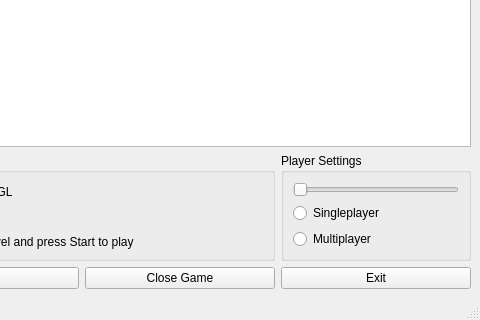
Before: the Qt Designer form main/gui/startwindow.ui in benediktibk/bomberman, drawn with Qt 5; both pictures show x 120 to 600 and y 180 to 500 of the 600 by 500 pixel window.
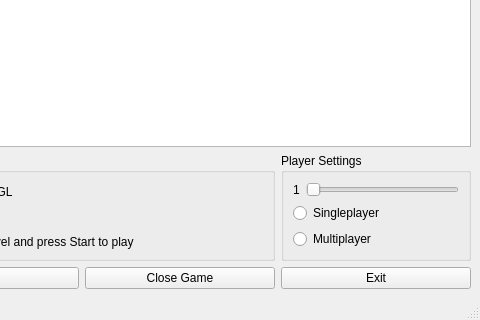
After: the same form once the commit is applied.

```diff
--- a/main/gui/startwindow.ui
+++ b/main/gui/startwindow.ui
@@ -125,8 +125,21 @@
       <property name="title">
        <string>Player Settings</string>
       </property>
-      <layout class="QVBoxLayout" name="verticalLayout_2">
-       <item>
+      <layout class="QFormLayout" name="formLayout">
+       <item row="0" column="0">
+        <widget class="QLabel" name="sliderShowLabel">
+         <property name="sizePolicy">
+          <sizepolicy hsizetype="Preferred" vsizetype="Preferred">
+           <horstretch>0</horstretch>
+           <verstretch>0</verstretch>
+          </sizepolicy>
+         </property>
+         <property name="text">
+          <string>1</string>
+         </property>
+        </widget>
+       </item>
+       <item row="0" column="1">
         <widget class="QSlider" name="playerCountHorizontalSlider">
          <property name="sizePolicy">
           <sizepolicy hsizetype="Preferred" vsizetype="Fixed">
@@ -145,14 +158,14 @@
          </property>
         </widget>
        </item>
-       <item>
+       <item row="1" column="0" colspan="2">
         <widget class="QRadioButton" name="singleRadioButton">
          <property name="text">
           <string>Singleplayer</string>
          </property>
         </widget>
        </item>
-       <item>
+       <item row="2" column="0" colspan="2">
         <widget class="QRadioButton" name="multiRadioButton">
          <property name="text">
           <string>Multiplayer</string>
```
